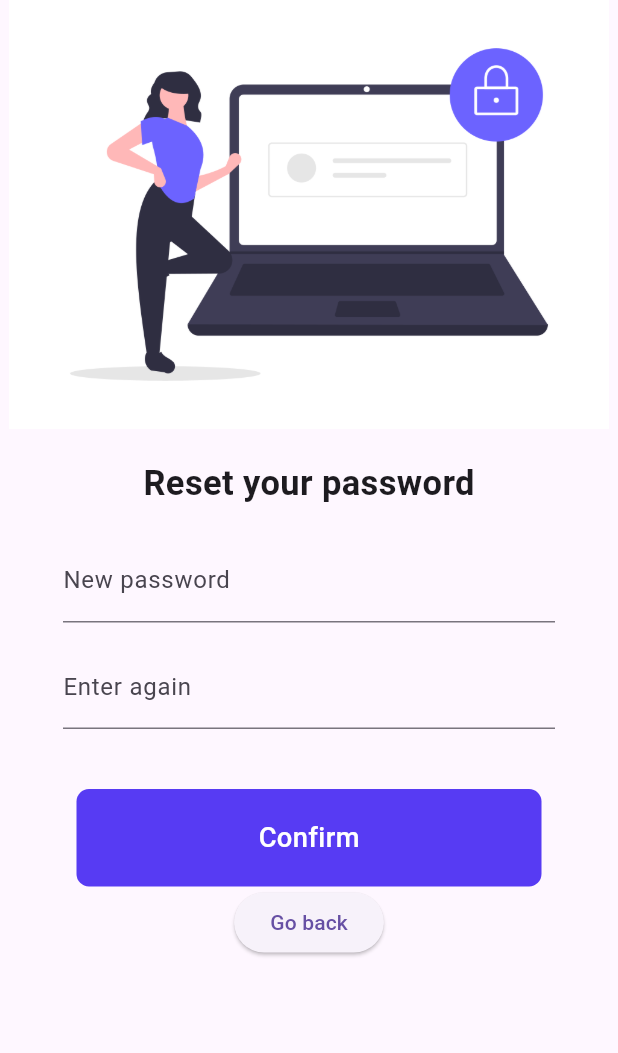
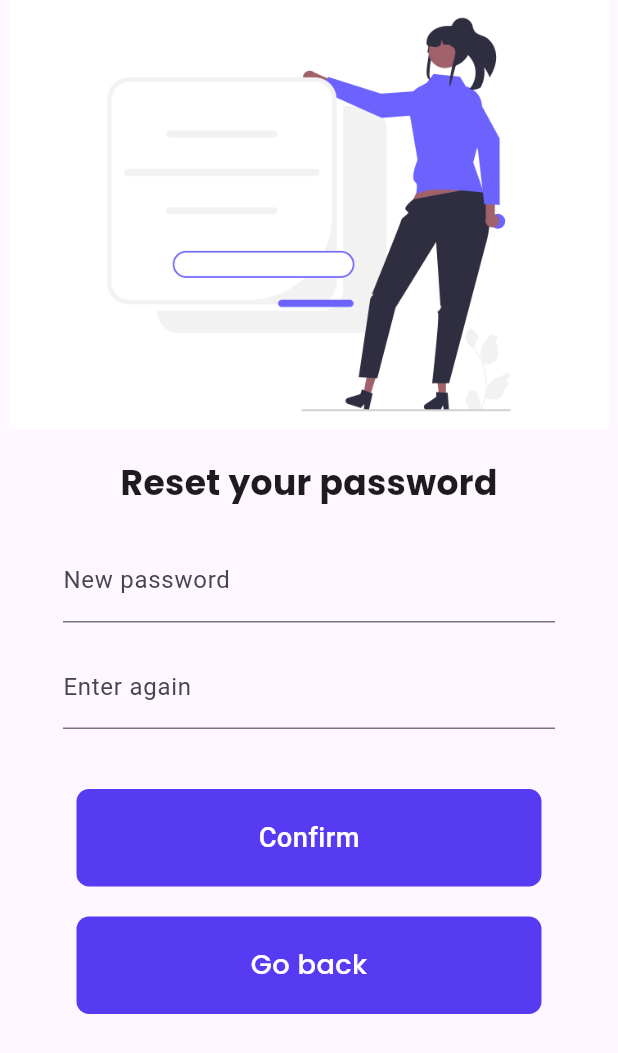
Before and after one commit to Manikanta954/simple-electronics-shopping-app, a Flutter app: the ForgotPassword screen opened by its route, on a phone screen of 412 x 824 dp. Shown: the top 1053 px of the screen. Run offline on Flutter 3.47's test engine with Material 3 defaults, Android fonts, the phone set to English and light mode, and no system bars; drawn by our look-alikes of velocity_x; our stand-ins replace google_fonts.

Commit message:
Made some changes and added some more products

```diff
--- a/lib/forgotpassword.dart
+++ b/lib/forgotpassword.dart
@@ -1,4 +1,5 @@
 import 'package:flutter/material.dart';
+import 'package:google_fonts/google_fonts.dart';
 import 'package:tryapp/utils/routes.dart';
 import 'package:velocity_x/velocity_x.dart';
 
@@ -31,7 +32,7 @@ class _ForgotPasswordState extends State<ForgotPassword> {
             child: Column(
           children: [
             Image.asset(
-              "assets/images/log_in.png",
+              "assets/images/forgotpassword.png",
               height: 286,
               width: 400,
               fit: BoxFit.cover,
@@ -39,9 +40,10 @@ class _ForgotPasswordState extends State<ForgotPassword> {
             const SizedBox(
               height: 20.0,
             ),
-            const Text(
+            Text(
               "Reset your password",
               style: TextStyle(
+                fontFamily: GoogleFonts.poppins().fontFamily,
                 fontWeight: FontWeight.bold,
                 fontSize: 23,
               ),
@@ -116,12 +118,29 @@ class _ForgotPasswordState extends State<ForgotPassword> {
                     ),
                   ),
                 ),
-                ElevatedButton(
-                  onPressed: () {
-                    Navigator.pop(context);
-                  },
-                  child: "Go back".text.make(),
-                )
+                HeightBox(20),
+                Material(
+                    borderRadius: BorderRadius.circular(8.3),
+                    color: const Color.fromARGB(255, 87, 59, 243),
+                    shadowColor: const Color.fromARGB(255, 165, 164, 164),
+                    child: InkWell(
+                      onTap: () => Navigator.pop(context),
+                      child: AnimatedContainer(
+                        duration: const Duration(seconds: 1),
+                        alignment: Alignment.center,
+                        decoration: const BoxDecoration(),
+                        width: 310,
+                        height: 65,
+                        child: Text(
+                          "Go back",
+                          style: TextStyle(
+                              color: Colors.white,
+                              fontSize: 18.2,
+                              fontWeight: FontWeight.w500,
+                              fontFamily: GoogleFonts.poppins().fontFamily),
+                        ),
+                      ),
+                    ))
               ]),
             )
           ],
--- a/lib/main.dart
+++ b/lib/main.dart
@@ -16,9 +16,10 @@ class MyApp extends StatelessWidget {
   @override
   Widget build(BuildContext context) {
     return MaterialApp(
+      debugShowCheckedModeBanner: false,
       themeMode: ThemeMode.system,
       routes: {
-        "/": (context) => ForgotPassword(),
+        "/": (context) => LoginPage(),
         MyRoutes.homeRoute: (context) => HomePage(),
         MyRoutes.loginRoute: (context) => LoginPage(),
         MyRoutes.cartRoute: (context) => CartPage(),
```
Also changed, not shown: assets/files/catalog.json (+39 -19 lines).
